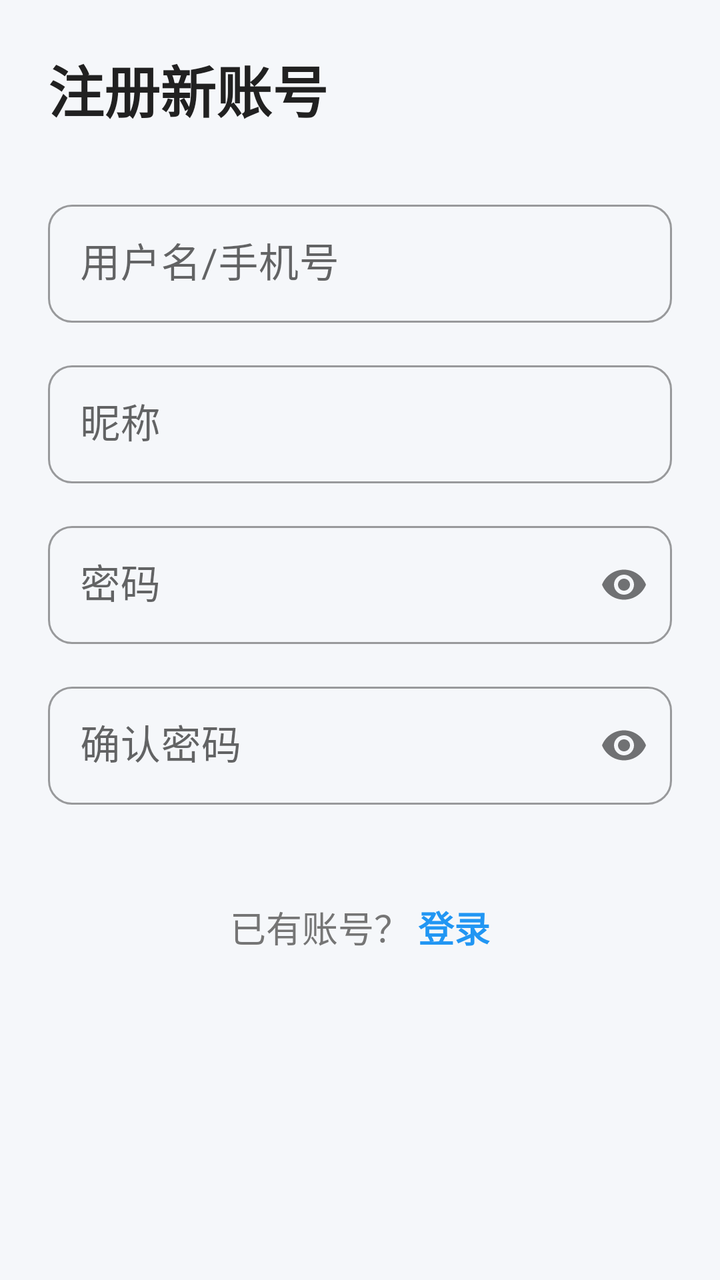
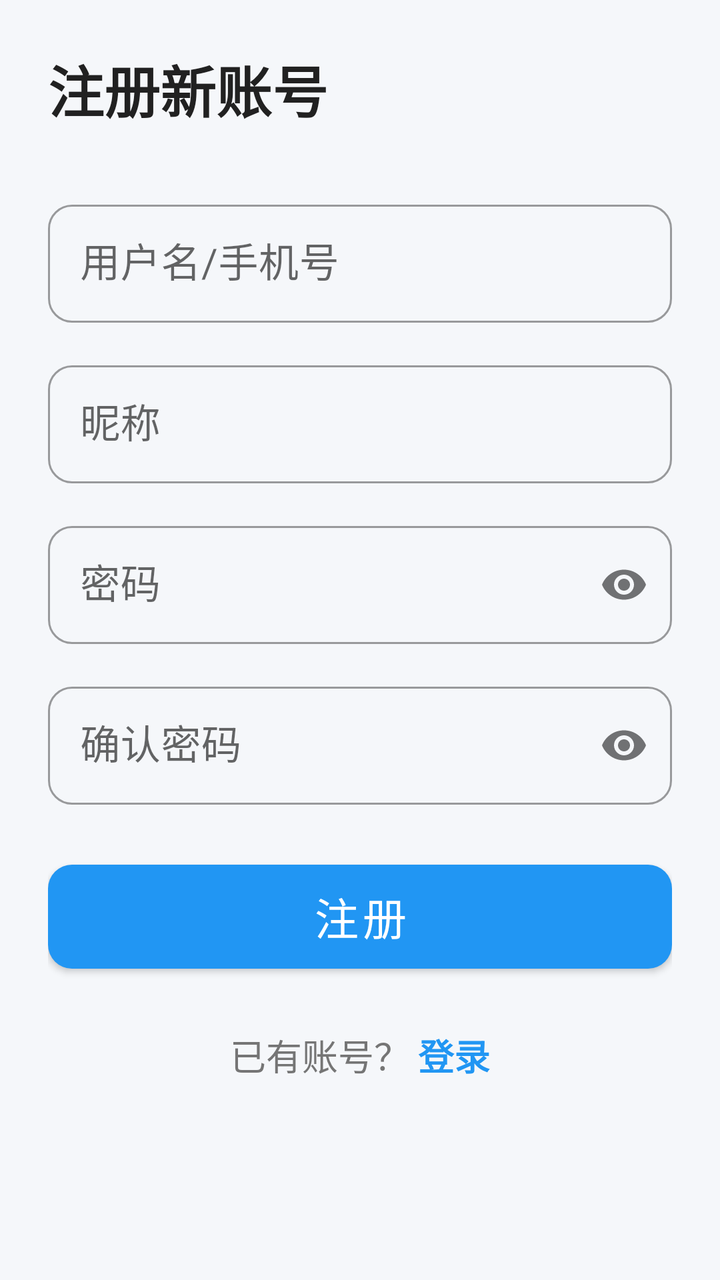

Two renders of the same Android screen: before a commit and after it. Below are the layout's source before the change and the commit's diff.
<!-- AndroidManifest.xml: application theme Theme.ProstateRehab -->
<!-- res/layout/activity_register.xml -->
<?xml version="1.0" encoding="utf-8"?>
<ScrollView xmlns:android="http://schemas.android.com/apk/res/android"
    xmlns:app="http://schemas.android.com/apk/res-auto"
    android:layout_width="match_parent"
    android:layout_height="match_parent"
    android:fillViewport="true">

    <LinearLayout
        android:layout_width="match_parent"
        android:layout_height="wrap_content"
        android:orientation="vertical"
        android:padding="@dimen/spacing_large">

        <TextView
            android:layout_width="wrap_content"
            android:layout_height="wrap_content"
            android:text="@string/register_title"
            android:textSize="@dimen/text_size_xxlarge"
            android:textColor="@color/text_primary"
            android:textStyle="bold"
            android:layout_marginBottom="@dimen/spacing_xlarge" />

        
        <com.google.android.material.textfield.TextInputLayout
            style="@style/AppTextInputLayout"
            android:layout_width="match_parent"
            android:layout_height="wrap_content"
            android:hint="@string/username"
            android:layout_marginBottom="@dimen/spacing_normal">

            <com.google.android.material.textfield.TextInputEditText
                android:id="@+id/et_username"
                android:layout_width="match_parent"
                android:layout_height="wrap_content"
                android:inputType="text"
                android:textSize="@dimen/text_size_large"
                android:paddingVertical="@dimen/spacing_normal" />
        </com.google.android.material.textfield.TextInputLayout>

        
        <com.google.android.material.textfield.TextInputLayout
            style="@style/AppTextInputLayout"
            android:layout_width="match_parent"
            android:layout_height="wrap_content"
            android:hint="@string/nickname"
            android:layout_marginBottom="@dimen/spacing_normal">

            <com.google.android.material.textfield.TextInputEditText
                android:id="@+id/et_nickname"
                android:layout_width="match_parent"
                android:layout_height="wrap_content"
                android:inputType="text"
                android:textSize="@dimen/text_size_large"
                android:paddingVertical="@dimen/spacing_normal" />
        </com.google.android.material.textfield.TextInputLayout>

        
        <com.google.android.material.textfield.TextInputLayout
            style="@style/AppTextInputLayout"
            android:layout_width="match_parent"
            android:layout_height="wrap_content"
            android:hint="@string/password"
            app:passwordToggleEnabled="true"
            android:layout_marginBottom="@dimen/spacing_normal">

            <com.google.android.material.textfield.TextInputEditText
                android:id="@+id/et_password"
                android:layout_width="match_parent"
                android:layout_height="wrap_content"
                android:inputType="textPassword"
                android:textSize="@dimen/text_size_large"
                android:paddingVertical="@dimen/spacing_normal" />
        </com.google.android.material.textfield.TextInputLayout>

        
        <com.google.android.material.textfield.TextInputLayout
            style="@style/AppTextInputLayout"
            android:layout_width="match_parent"
            android:layout_height="wrap_content"
            android:hint="@string/confirm_password"
            app:passwordToggleEnabled="true"
            android:layout_marginBottom="@dimen/spacing_large">

            <com.google.android.material.textfield.TextInputEditText
                android:id="@+id/et_confirm_password"
                android:layout_width="match_parent"
                android:layout_height="wrap_content"
                android:inputType="textPassword"
                android:textSize="@dimen/text_size_large"
                android:paddingVertical="@dimen/spacing_normal" />
        </com.google.android.material.textfield.TextInputLayout>

        <com.google.android.material.button.MaterialButton
            android:id="@+id/btn_register"
            style="@style/AppButton.Large"
            android:layout_width="match_parent"
            android:text="@string/register" />

        <LinearLayout
            android:layout_width="match_parent"
            android:layout_height="wrap_content"
            android:orientation="horizontal"
            android:gravity="center"
            android:layout_marginTop="@dimen/spacing_large">

            <TextView
                android:layout_width="wrap_content"
                android:layout_height="wrap_content"
                android:text="@string/has_account"
                android:textSize="@dimen/text_size_normal"
                android:textColor="@color/text_secondary" />

            <TextView
                android:id="@+id/tv_login"
                android:layout_width="wrap_content"
                android:layout_height="wrap_content"
                android:text="@string/login"
                android:textSize="@dimen/text_size_normal"
                android:textColor="@color/primary"
                android:textStyle="bold"
                android:layout_marginStart="@dimen/spacing_xsmall" />
        </LinearLayout>
    </LinearLayout>
</ScrollView>
<!-- resources referenced by this layout -->
<resources>
  <color name="primary">#2196F3</color>
  <color name="text_primary">#212121</color>
  <color name="text_secondary">#757575</color>
  <dimen name="spacing_large">24dp</dimen>
  <dimen name="spacing_normal">16dp</dimen>
  <dimen name="spacing_xlarge">32dp</dimen>
  <dimen name="spacing_xsmall">4dp</dimen>
  <dimen name="text_size_large">20sp</dimen>
  <dimen name="text_size_normal">18sp</dimen>
  <dimen name="text_size_xxlarge">28sp</dimen>
  <string name="confirm_password">确认密码</string>
  <string name="has_account">已有账号？</string>
  <string name="login">登录</string>
  <string name="nickname">昵称</string>
  <string name="password">密码</string>
  <string name="register">注册</string>
  <string name="register_title">注册新账号</string>
  <string name="username">用户名/手机号</string>
  <style name="AppButton.Large" parent="AppMaterialButton">
          <item name="android:textSize">22sp</item>
          <item name="android:minHeight">64dp</item>
      </style>
  <style name="AppTextInputLayout" parent="Widget.MaterialComponents.TextInputLayout.OutlinedBox">
          <item name="boxCornerRadiusTopStart">12dp</item>
          <item name="boxCornerRadiusTopEnd">12dp</item>
          <item name="boxCornerRadiusBottomStart">12dp</item>
          <item name="boxCornerRadiusBottomEnd">12dp</item>
          <item name="android:textSize">18sp</item>
      </style>
  <style name="Theme.ProstateRehab" parent="Theme.MaterialComponents.Light.NoActionBar">
          <item name="colorPrimary">@color/primary</item>
          <item name="colorPrimaryDark">@color/primary_dark</item>
          <item name="colorAccent">@color/accent</item>
          <item name="android:windowBackground">@color/background</item>
          <item name="android:textColor">@color/text_primary</item>
          <item name="android:textSize">18sp</item>
          <item name="buttonStyle">@style/AppButton</item>
          <item name="materialButtonStyle">@style/AppMaterialButton</item>
      </style>
  <style name="AppMaterialButton" parent="Widget.MaterialComponents.Button">
          <item name="android:textSize">20sp</item>
          <item name="android:minHeight">56dp</item>
          <item name="cornerRadius">12dp</item>
      </style>
  <color name="primary_dark">#1976D2</color>
  <color name="accent">#FF9800</color>
  <color name="background">#F5F7FA</color>
  <style name="AppButton" parent="Widget.AppCompat.Button">
          <item name="android:textSize">20sp</item>
          <item name="android:minHeight">56dp</item>
          <item name="android:paddingLeft">24dp</item>
          <item name="android:paddingRight">24dp</item>
      </style>
</resources>

<!-- the commit's change to res/layout/activity_register.xml (unified diff, before → after) -->
@@ -94,6 +94,7 @@
             android:id="@+id/btn_register"
             style="@style/AppButton.Large"
             android:layout_width="match_parent"
+            android:layout_height="wrap_content"
             android:text="@string/register" />
 
         <LinearLayout
